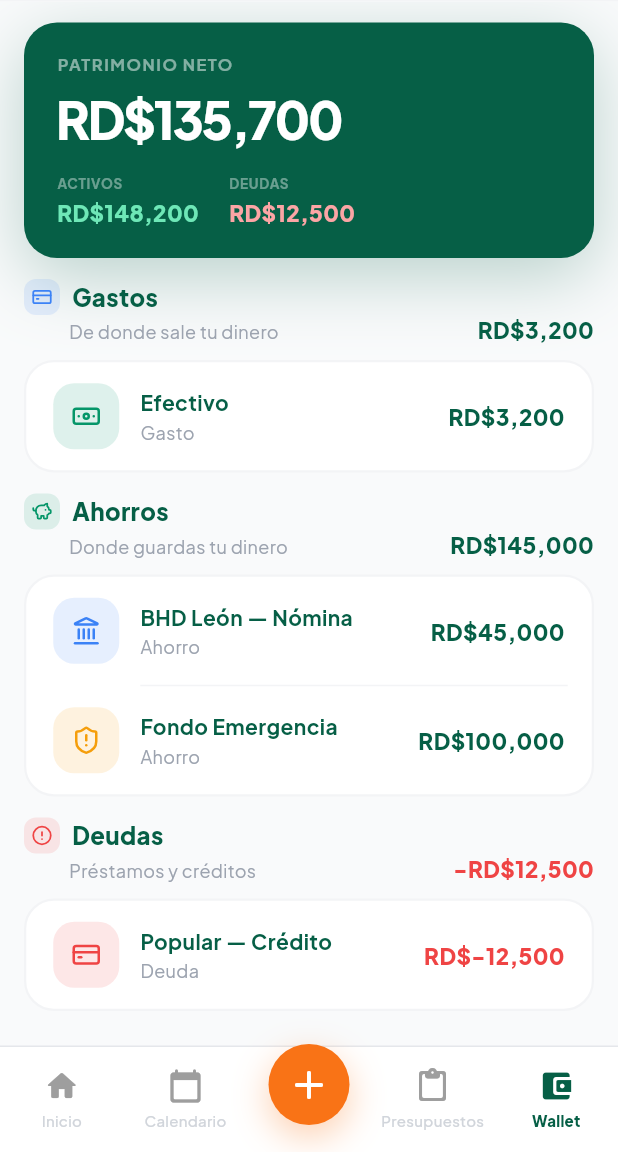
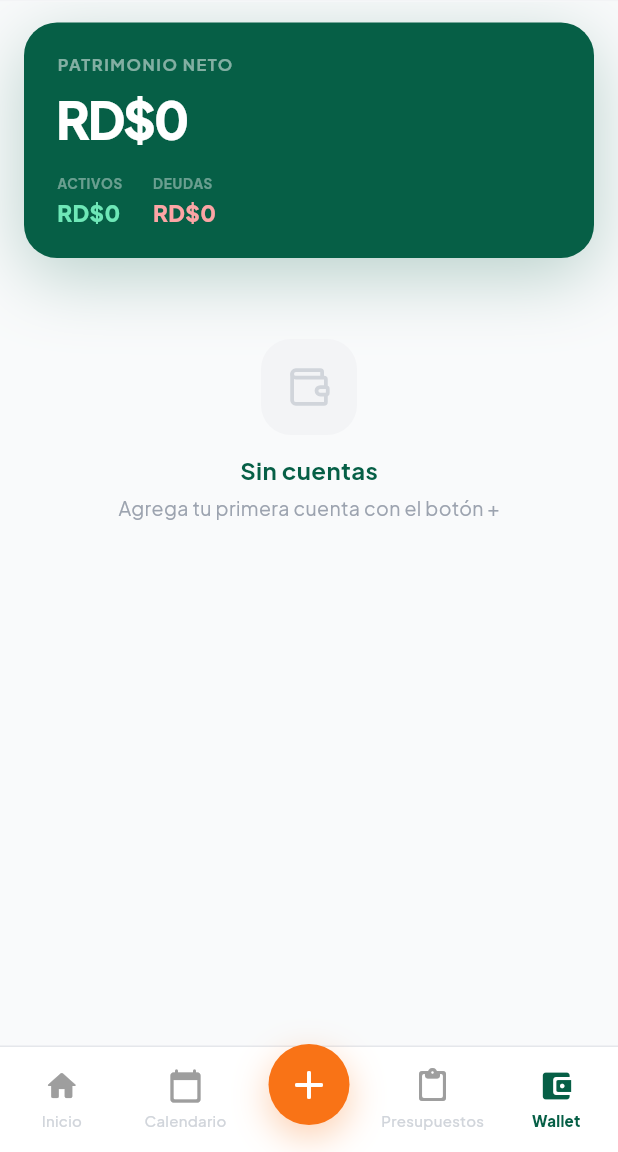
Before and after one commit to guelo0987/financeproject, a Flutter app: the WalletScreen screen opened by its route, on a phone screen of 412 x 824 dp, the part 84-1236 px from its top. Run offline on Flutter 3.47's test engine with Material 3 defaults, Android fonts, the phone set to English and light mode, and no system bars; drawn by our look-alikes of flutter_animate; our stand-ins replace fl_chart, flutter_riverpod, flutter_secure_storage, go_router, google_fonts, lucide_icons and 1 more; accounts and stored records are empty.

Commit message:
chore: update .gitignore to exclude markdown and SQL files; refactor budget and transaction providers to use user ID from auth state; enhance budget and transaction screens to handle empty states and improve data fetching logic

```diff
--- a/lib/features/wallet/presentation/wallet_screen.dart
+++ b/lib/features/wallet/presentation/wallet_screen.dart
@@ -1,29 +1,20 @@
 import 'package:flutter/material.dart';
 import 'package:flutter/services.dart';
 import 'package:flutter_animate/flutter_animate.dart';
+import 'package:flutter_riverpod/flutter_riverpod.dart';
 import 'package:lucide_icons/lucide_icons.dart';
 import '../../../../core/theme/app_colors.dart';
 import '../../../../core/data/models.dart';
+import '../providers/wallet_providers.dart';
 import 'wallet_detail_sheet.dart';
 import 'add_wallet_sheet.dart';
 
-class WalletScreen extends StatefulWidget {
+class WalletScreen extends ConsumerWidget {
   const WalletScreen({super.key});
 
-  @override
-  State<WalletScreen> createState() => _WalletScreenState();
-}
+  String _fmt(double val) => "RD\$${val.toInt().toString().replaceAllMapped(RegExp(r'(\d{1,3})(?=(\d{3})+(?!\d))'), (Match m) => '${m[1]},')}";
 
-class _WalletScreenState extends State<WalletScreen> {
-  late List<WalletAccount> _wallets;
-
-  @override
-  void initState() {
-    super.initState();
-    _wallets = List.from(mockWallets);
-  }
-
-  void _openAddWallet() {
+  void _openAddWallet(BuildContext context, WidgetRef ref) {
     final messenger = ScaffoldMessenger.of(context);
     showModalBottomSheet(
       context: context,
@@ -32,7 +23,7 @@ class _WalletScreenState extends State<WalletScreen> {
       builder: (_) => const AddWalletSheet(),
     ).then((result) {
       if (result is WalletAccount) {
-        setState(() => _wallets.add(result));
+        ref.read(walletNotifierProvider.notifier).addWallet(result);
         messenger.showSnackBar(
           SnackBar(
             content: const Text('Cuenta agregada', style: TextStyle(fontWeight: FontWeight.bold)),
@@ -45,14 +36,21 @@ class _WalletScreenState extends State<WalletScreen> {
     });
   }
 
-  String fmt(double val) => "RD\$${val.toInt().toString().replaceAllMapped(RegExp(r'(\d{1,3})(?=(\d{3})+(?!\d))'), (Match m) => '${m[1]},')}";
+  @override
+  Widget build(BuildContext context, WidgetRef ref) {
+    final walletAsync = ref.watch(walletNotifierProvider);
 
-  @override
-  Widget build(BuildContext context) {
-    // Calculos Patrimonio
-    final double net = _wallets.fold(0, (s, w) => s + w.saldo);
-    final double activos = _wallets.where((w) => w.saldo > 0).fold(0, (s, w) => s + w.saldo);
-    final double deudas = _wallets.where((w) => w.saldo < 0).fold(0, (s, w) => s + w.saldo);
+    return walletAsync.when(
+      loading: () => _buildScaffold(context, ref, [], isLoading: true),
+      error: (e, _) => _buildScaffold(context, ref, [], error: e.toString()),
+      data: (wallets) => _buildScaffold(context, ref, wallets),
+    );
+  }
+
+  Widget _buildScaffold(BuildContext context, WidgetRef ref, List<WalletAccount> wallets, {bool isLoading = false, String? error}) {
+    final double net = wallets.fold(0, (s, w) => s + w.saldo);
+    final double activos = wallets.where((w) => w.saldo > 0).fold(0, (s, w) => s + w.saldo);
+    final double deudas = wallets.where((w) => w.saldo < 0).fold(0, (s, w) => s + w.saldo);
 
     const groups = {
       "gasto":  _WalletGroup(icon: LucideIcons.creditCard,   label: "Gastos",  sub: "De donde sale tu dinero", color: AppColors.b5),
@@ -72,7 +70,7 @@ class _WalletScreenState extends State<WalletScreen> {
         ),
         actions: [
           GestureDetector(
-            onTap: _openAddWallet,
+            onTap: () => _openAddWallet(context, ref),
             child: Container(
               margin: const EdgeInsets.only(right: 20, top: 10, bottom: 10),
               padding: const EdgeInsets.symmetric(horizontal: 16),
@@ -87,7 +85,11 @@ class _WalletScreenState extends State<WalletScreen> {
           )
         ],
       ),
-      body: ListView(
+      body: isLoading
+          ? const Center(child: CircularProgressIndicator())
+          : error != null
+              ? Center(child: Text('Error: $error', style: const TextStyle(color: AppColors.r5)))
+              : ListView(
                   padding: const EdgeInsets.fromLTRB(16, 14, 16, 100),
                   children: [
                     // Patrimonio Neto
@@ -103,7 +105,7 @@ class _WalletScreenState extends State<WalletScreen> {
                         children: [
                           Text("PATRIMONIO NETO", style: TextStyle(fontSize: 11, color: Colors.white.withValues(alpha: 0.5), fontWeight: FontWeight.w700, letterSpacing: 1.0)),
                           const SizedBox(height: 4),
-                Text(fmt(net), style: const TextStyle(fontSize: 34, fontWeight: FontWeight.w800, color: Colors.white, letterSpacing: -1.5)),
+                          Text(_fmt(net), style: const TextStyle(fontSize: 34, fontWeight: FontWeight.w800, color: Colors.white, letterSpacing: -1.5)),
                           const SizedBox(height: 12),
                           Row(
                             children: [
@@ -112,7 +114,7 @@ class _WalletScreenState extends State<WalletScreen> {
                                 children: [
                                   Text("ACTIVOS", style: TextStyle(fontSize: 9, color: Colors.white.withValues(alpha: 0.4), fontWeight: FontWeight.w700, letterSpacing: 0.5)),
                                   const SizedBox(height: 2),
-                        Text(fmt(activos), style: const TextStyle(fontSize: 15, fontWeight: FontWeight.w800, color: Color(0xFF6EE7B7))),
+                                  Text(_fmt(activos), style: const TextStyle(fontSize: 15, fontWeight: FontWeight.w800, color: Color(0xFF6EE7B7))),
                                 ],
                               ),
                               const SizedBox(width: 20),
@@ -121,7 +123,7 @@ class _WalletScreenState extends State<WalletScreen> {
                                 children: [
                                   Text("DEUDAS", style: TextStyle(fontSize: 9, color: Colors.white.withValues(alpha: 0.4), fontWeight: FontWeight.w700, letterSpacing: 0.5)),
                                   const SizedBox(height: 2),
-                        Text(fmt(deudas.abs()), style: const TextStyle(fontSize: 15, fontWeight: FontWeight.w800, color: Color(0xFFFCA5A5))),
+                                  Text(_fmt(deudas.abs()), style: const TextStyle(fontSize: 15, fontWeight: FontWeight.w800, color: Color(0xFFFCA5A5))),
                                 ],
                               ),
                             ],
@@ -132,12 +134,32 @@ class _WalletScreenState extends State<WalletScreen> {
 
                     const SizedBox(height: 14),
 
-          // Groups
+                    if (wallets.isEmpty)
+                      Center(
+                        child: Padding(
+                          padding: const EdgeInsets.only(top: 40),
+                          child: Column(
+                            children: [
+                              Container(
+                                width: 64, height: 64,
+                                decoration: BoxDecoration(color: AppColors.g1, borderRadius: BorderRadius.circular(20)),
+                                alignment: Alignment.center,
+                                child: const Icon(LucideIcons.wallet, size: 30, color: AppColors.g3),
+                              ),
+                              const SizedBox(height: 12),
+                              const Text("Sin cuentas", style: TextStyle(fontSize: 16, fontWeight: FontWeight.w700, color: AppColors.e8)),
+                              const SizedBox(height: 4),
+                              const Text("Agrega tu primera cuenta con el botón +", style: TextStyle(fontSize: 13, color: AppColors.g4)),
+                            ],
+                          ),
+                        ).animate().fadeIn(duration: 400.ms),
+                      )
+                    else
                       ...groups.entries.toList().asMap().entries.map((groupEntry) {
                         final int groupIdx = groupEntry.key;
                         final tipo = groupEntry.value.key;
                         final g = groupEntry.value.value;
-            final items = _wallets.where((w) => w.tipo == tipo).toList();
+                        final items = wallets.where((w) => w.tipo == tipo).toList();
 
                         if (items.isEmpty) return const SizedBox.shrink();
 
@@ -178,7 +200,7 @@ class _WalletScreenState extends State<WalletScreen> {
                                       ],
                                     ),
                                     Text(
-                          "${tipo == 'deuda' ? '-' : ''}${fmt(tot)}",
+                                      "${tipo == 'deuda' ? '-' : ''}${_fmt(tot)}",
                                       style: TextStyle(fontSize: 15, fontWeight: FontWeight.w800, color: tipo == 'deuda' ? AppColors.r5 : AppColors.e8),
                                     ),
                                   ],
@@ -219,7 +241,7 @@ class _WalletScreenState extends State<WalletScreen> {
                                                   ),
                                                 ),
                                                 const SizedBox(width: 8),
-                                    Text(fmt(w.saldo), style: TextStyle(fontSize: 15, fontWeight: FontWeight.w800, color: w.saldo < 0 ? AppColors.r5 : AppColors.e8)),
+                                                Text(_fmt(w.saldo), style: TextStyle(fontSize: 15, fontWeight: FontWeight.w800, color: w.saldo < 0 ? AppColors.r5 : AppColors.e8)),
                                               ],
                                             ),
                                           ),
```
Also changed, not shown: lib/features/budgets/budget_providers.dart (+4 -6 lines), lib/features/budgets/data/budget_notifier.dart (+16 -5 lines), lib/features/budgets/presentation/budgets_screen.dart (+6 -5 lines), lib/features/dashboard/presentation/dashboard_screen.dart (+19 -8 lines), lib/features/history/presentation/transaction_history_screen.dart (+39 -25 lines), lib/features/transactions/providers/transaction_providers.dart (+18 -8 lines), lib/features/wallet/providers/wallet_providers.dart (+17 -7 lines), 1 other file. Lines whose indentation alone changed are shown as unchanged.
